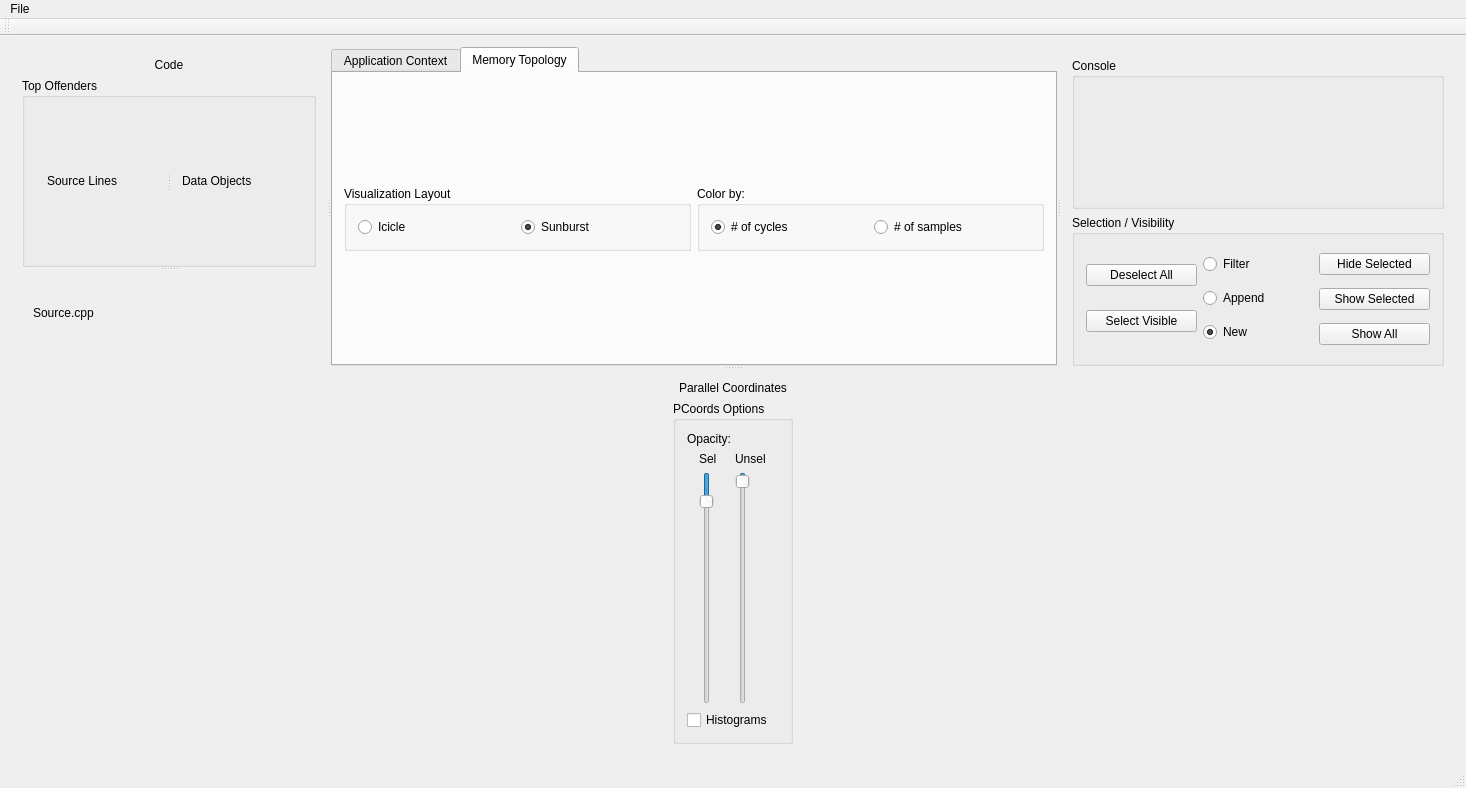
First picture: the form in mainwindow.ui, repository LLNL/MemAxes, before the edit.
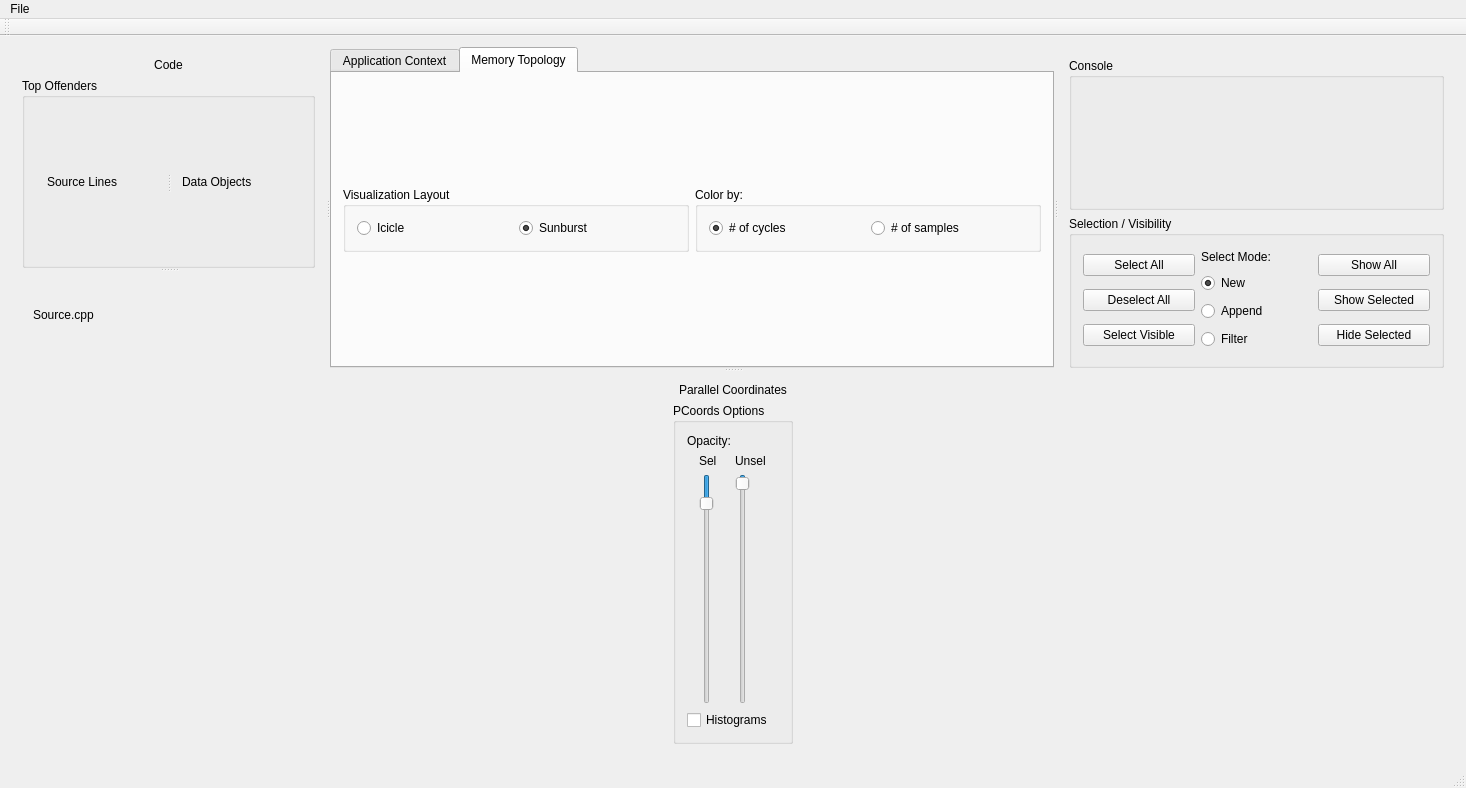
Second picture: the form after the edit. The open tabs and pages were chosen to show the change.

```diff
--- a/mainwindow.ui
+++ b/mainwindow.ui
@@ -374,6 +374,13 @@
            <layout class="QHBoxLayout" name="horizontalLayout_6">
             <item>
              <layout class="QVBoxLayout" name="verticalLayout">
+              <item>
+               <widget class="QPushButton" name="selectAll">
+                <property name="text">
+                 <string>Select All</string>
+                </property>
+               </widget>
+              </item>
               <item>
                <widget class="QPushButton" name="deselectAll">
                 <property name="text">
@@ -393,19 +400,15 @@
             <item>
              <layout class="QVBoxLayout" name="verticalLayout_3">
               <item>
-               <widget class="QRadioButton" name="selectModeAND">
-                <property name="text">
-                 <string>Filter</string>
+               <widget class="QLabel" name="label">
+                <property name="maximumSize">
+                 <size>
+                  <width>16777215</width>
+                  <height>16</height>
+                 </size>
                 </property>
-               </widget>
-              </item>
-              <item>
-               <widget class="QRadioButton" name="selectModeOR">
                 <property name="text">
-                 <string>Append</string>
-                </property>
-                <property name="checked">
-                 <bool>false</bool>
+                 <string>Select Mode:</string>
                 </property>
                </widget>
               </item>
@@ -419,24 +422,27 @@
                 </property>
                </widget>
               </item>
+              <item>
+               <widget class="QRadioButton" name="selectModeOR">
+                <property name="text">
+                 <string>Append</string>
+                </property>
+                <property name="checked">
+                 <bool>false</bool>
+                </property>
+               </widget>
+              </item>
+              <item>
+               <widget class="QRadioButton" name="selectModeAND">
+                <property name="text">
+                 <string>Filter</string>
+                </property>
+               </widget>
+              </item>
              </layout>
             </item>
             <item>
              <layout class="QVBoxLayout" name="verticalLayout_4">
-              <item>
-               <widget class="QPushButton" name="hideSelected">
-                <property name="text">
-                 <string>Hide Selected</string>
-                </property>
-               </widget>
-              </item>
-              <item>
-               <widget class="QPushButton" name="showSelectedOnly">
-                <property name="text">
-                 <string>Show Selected</string>
-                </property>
-               </widget>
-              </item>
               <item>
                <widget class="QPushButton" name="showAll">
                 <property name="text">
@@ -444,6 +450,20 @@
                 </property>
                </widget>
               </item>
+              <item>
+               <widget class="QPushButton" name="showSelectedOnly">
+                <property name="text">
+                 <string>Show Selected</string>
+                </property>
+               </widget>
+              </item>
+              <item>
+               <widget class="QPushButton" name="hideSelected">
+                <property name="text">
+                 <string>Hide Selected</string>
+                </property>
+               </widget>
+              </item>
              </layout>
             </item>
            </layout>
```
Left out of the diff: 2 changed lines with no effect on the pictures.
